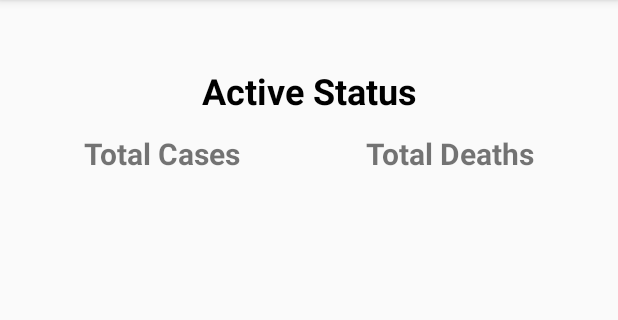
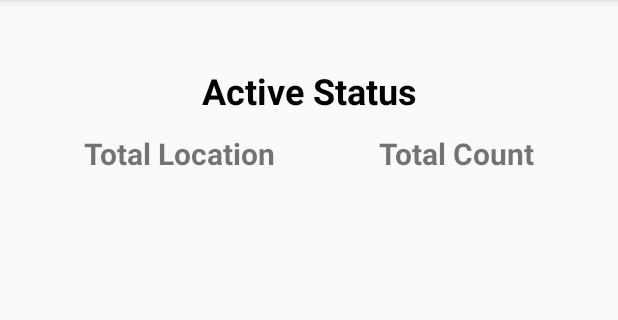
Before and after one commit to kayteoweiyang/CovidSMART, an Android app: the ActiveStatus screen opened directly, with no data from a screen before it, on a phone screen of 412 x 824 dp, the part 84-404 px from its top. Run offline under Robolectric (Android 15) with nearby library versions, the phone set to English and light mode, and no system bars; our stand-ins replace Volley; network calls fail; Roboto replaces fonts that are not available here.

Commit message:
19102021.1

```diff
--- a/app/src/main/java/com/anf/covid_smart/ActiveStatus.java
+++ b/app/src/main/java/com/anf/covid_smart/ActiveStatus.java
@@ -7,7 +7,9 @@ import android.content.Intent;
 import android.os.Bundle;
 import android.util.Log;
 import android.view.MenuItem;
+import android.widget.ArrayAdapter;
 import android.widget.TextView;
+import android.widget.Toast;
 
 import com.android.volley.RequestQueue;
 import com.android.volley.Response;
@@ -20,16 +22,25 @@ import org.json.JSONArray;
 import org.json.JSONException;
 import org.json.JSONObject;
 
+import java.util.ArrayList;
+import java.util.stream.IntStream;
+
 public class ActiveStatus extends AppCompatActivity {
 
-    TextView sgCasesOrg, sgDeathsOrg;
+    public static final String MY_PREFS_NAME = "AUTH_TOKEN";
+
+    IResponse mResponseCallback = null;
+    APIService apiService;
+
+    TextView sgLoc, sgCount;
     @Override
     protected void onCreate(Bundle savedInstanceState) {
         super.onCreate(savedInstanceState);
         setContentView(R.layout.activity_active_status);
 
-        sgCasesOrg = findViewById(R.id.sgConfirmOrg);
-        sgDeathsOrg = findViewById(R.id.sgDeathsOrg);
+        initAPICallback();
+        sgLoc = findViewById(R.id.sgLocOrg);
+        sgCount = findViewById(R.id.sgCountOrg);
 
         BottomNavigationView btmNavView = findViewById(R.id.bottom_navigation);
         btmNavView.setSelectedItemId(R.id.nav_home);
@@ -60,35 +71,63 @@ public class ActiveStatus extends AppCompatActivity {
                 return false;
             }
         });
-        getSGCases();
+        getActiveStatus();
     }
-    private void getSGCases() {
-        RequestQueue queue = Volley.newRequestQueue(this);
-        JsonObjectRequest jsonObj = new JsonObjectRequest("https://api.covid19api.com/summary", null, new Response.Listener<JSONObject>() {
+
+    private void getActiveStatus() {
+        // Init a new api service instance
+        apiService = new APIService(mResponseCallback, this);
+
+        // Tag is to differentiate the response inside the callback method.
+        apiService.getMethod("auth", "/cases/all.php");
+    }
+
+
+    private void responseSuccess(JSONObject response) {
+        try {
+            Boolean isSuccessful = response.getBoolean(("success"));
+            if (isSuccessful) {
+                ArrayList<String> addr = new ArrayList<String>();
+                ArrayList<Integer> count = new ArrayList<Integer>();
+                JSONArray records = response.getJSONArray("allCases");
+                for (int i = 0; i < records.length(); i++) {
+                    JSONObject record = records.getJSONObject(i);
+                    addr.add(record.getString("address"));
+                    count.add(Integer.valueOf(record.getString("COUNT(address)")));
+                }
+                Integer num = 0;
+                for(int i : count)
+                {
+                    num += i;
+                }
+                sgLoc.setText(String.valueOf(addr.size()));
+                sgCount.setText(String.valueOf(num));
+                //ArrayAdapter<String> adapter = new ArrayAdapter<String>(NearMe.this, android.R.layout.simple_list_item_1, addr);
+                //listView.setAdapter(adapter);
+            }
+            else {
+                Toast.makeText(ActiveStatus.this, response.getString(("message")), Toast.LENGTH_LONG).show();
+            }
+        } catch (JSONException e) {
+            e.printStackTrace();
+        }
+    }
+    // Callback method for api calls. Response will be inside here.
+    void initAPICallback(){
+        mResponseCallback = new IResponse() {
             @Override
-            public void onResponse(JSONObject response) {
-                try {
-                    JSONArray countries = response.getJSONArray("Countries");
-                    for (int i = 0; i < countries.length(); i++)
-                    {
-                        JSONObject country = countries.getJSONObject(i);
-                        if(country.getString("Country").equalsIgnoreCase("Singapore")) {
-                            sgCasesOrg.setText(country.getString("TotalConfirmed"));
-                            sgDeathsOrg.setText(country.getString("TotalDeaths"));
-                        }
-                    }
-                } catch (JSONException e) {
-                    e.printStackTrace();
+            public void notifySuccess(String tag, JSONObject response) {
+                switch (tag) {
+                    case "auth":
+                        responseSuccess(response);
                 }
+            }
 
+            @Override
+            public void notifyError(String tag, VolleyError error) {
+                Log.i("error", error.toString());
+                Toast.makeText(ActiveStatus.this, error.toString(), Toast.LENGTH_LONG).show();
             }
-        }, new Response.ErrorListener() {
-            @Override
-            public void onErrorResponse(VolleyError error) {
-                Log.i("error", error.toString());
-
-            }
-        });
-        queue.add(jsonObj);
+        };
     }
 }
--- a/app/src/main/res/layout/activity_active_status.xml
+++ b/app/src/main/res/layout/activity_active_status.xml
@@ -40,14 +40,14 @@
         android:layout_marginStart="56dp"
         android:layout_marginTop="12dp"
         android:fontFamily="@font/aldrich"
-        android:text="Total Cases"
+        android:text="Total Location"
         android:textSize="20sp"
         android:textStyle="bold"
         app:layout_constraintStart_toStartOf="parent"
         app:layout_constraintTop_toBottomOf="@+id/headerAS" />
 
     <TextView
-        android:id="@+id/sgConfirmOrg"
+        android:id="@+id/sgLocOrg"
         android:layout_width="wrap_content"
         android:layout_height="wrap_content"
         android:layout_marginTop="13dp"
@@ -63,14 +63,14 @@
         android:layout_marginTop="12dp"
         android:layout_marginEnd="56dp"
         android:fontFamily="@font/aldrich"
-        android:text=" Total Deaths"
+        android:text=" Total Count"
         android:textSize="20sp"
         android:textStyle="bold"
         app:layout_constraintEnd_toEndOf="parent"
         app:layout_constraintTop_toBottomOf="@+id/headerAS" />
 
     <TextView
-        android:id="@+id/sgDeathsOrg"
+        android:id="@+id/sgCountOrg"
         android:layout_width="wrap_content"
         android:layout_height="wrap_content"
         android:layout_marginTop="13dp"
```
Also changed, not shown: app/src/main/java/com/anf/covid_smart/PublicUserHistory.java (+6 -1 lines).
